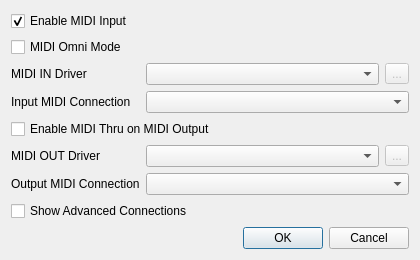
Qt form src/midisetup.ui (pedrolcl/VMPK) before a commit.
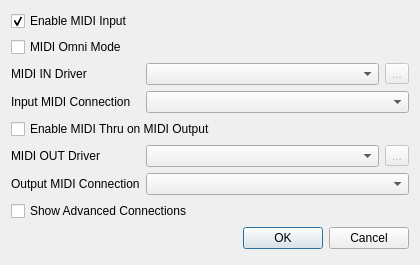
The same form after that commit. Icons and pictures are not drawn.

Commit message: Fixed MIDI connection dialog's input state

What changed in the file:
```diff
--- a/src/midisetup.ui
+++ b/src/midisetup.ui
@@ -24,7 +24,7 @@
     <x>0</x>
     <y>0</y>
     <width>420</width>
-    <height>256</height>
+    <height>265</height>
    </rect>
   </property>
   <property name="minimumSize">
```
Left out of the diff: 48 changed lines with no effect on the pictures. The commit also changes 2 other files.
